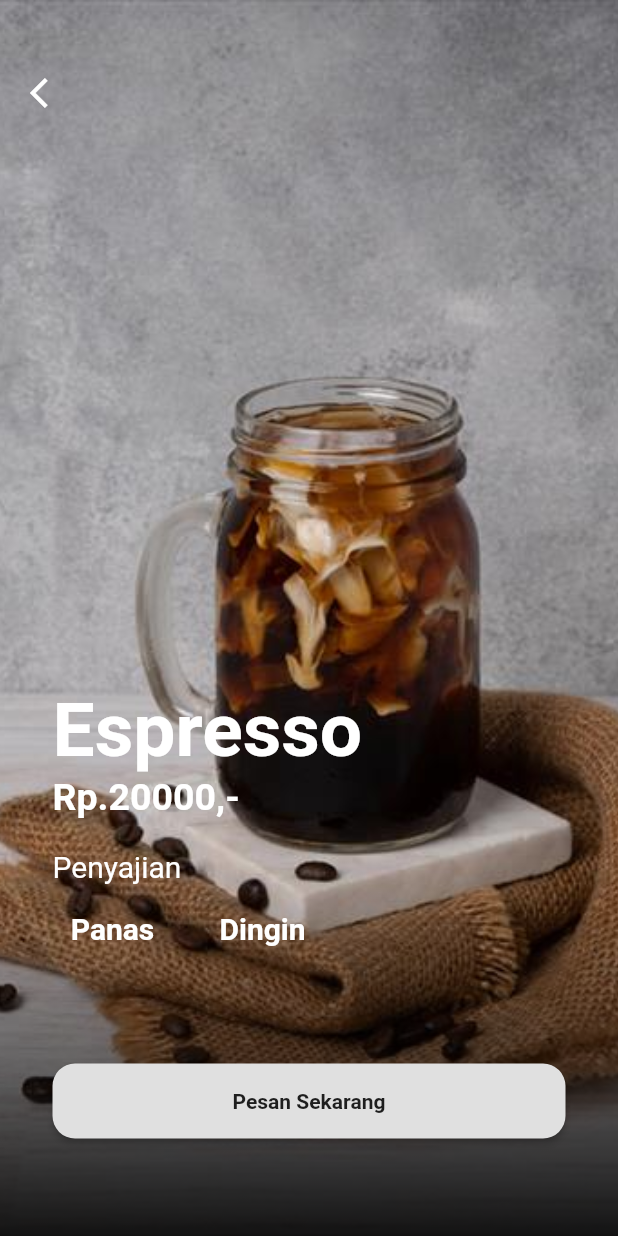
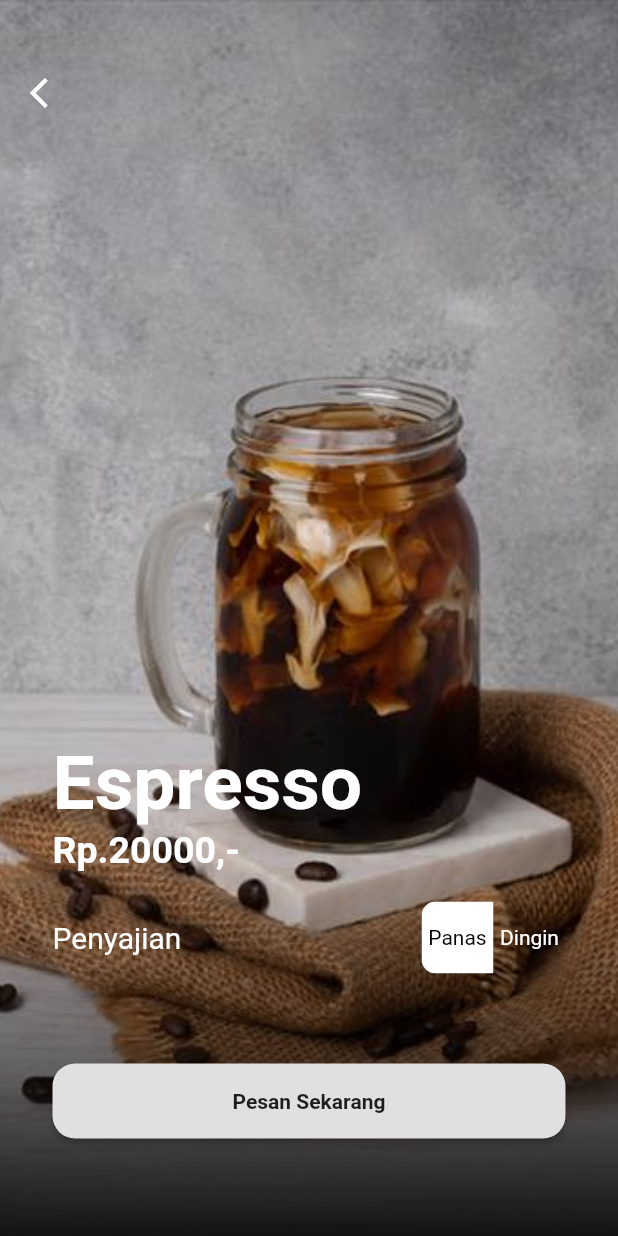
Before and after one commit to faizauthar12/flutter_KedaiKopi, a Flutter app: the screen it shows after launch, after a tap on "minuman", on a phone screen of 412 x 824 dp. Run offline on Flutter 3.47's test engine with Material 2 defaults, Android fonts, the phone set to English and light mode, and no system bars.

Commit message:
DetailPage: set penyajian as ROW and ToggleButton

```diff
--- a/lib/DetailPage.dart
+++ b/lib/DetailPage.dart
@@ -10,6 +10,17 @@ class DetailPage extends StatefulWidget {
 }
 
 class _DetailPageState extends State<DetailPage> {
+  // isSelected boolean for penyajian, Panas as the default selected button
+  List<bool> isSelected;
+  @override
+  void initState() {
+    super.initState();
+    isSelected = [
+      true,
+      false,
+    ];
+  }
+
   @override
   Widget build(BuildContext context) {
     return Scaffold(
@@ -84,39 +95,40 @@ class _DetailPageState extends State<DetailPage> {
                       SizedBox(
                         height: 20,
                       ),
-                      Text(
-                        "Penyajian",
-                        style: TextStyle(color: Colors.white, fontSize: 20),
-                      ),
                       Row(
                         children: <Widget>[
-                          Container(
-                            width: 80,
-                            height: 60,
-                            margin: EdgeInsets.only(right: 20),
-                            child: Center(
-                              child: Text(
-                                "Panas",
-                                style: TextStyle(
-                                    color: Colors.white,
-                                    fontSize: 20,
-                                    fontWeight: FontWeight.bold),
-                              ),
-                            ),
+                          Text(
+                            "Penyajian",
+                            style: TextStyle(color: Colors.white, fontSize: 20),
                           ),
-                          Container(
-                            width: 80,
-                            height: 60,
-                            margin: EdgeInsets.only(right: 20),
-                            child: Center(
-                              child: Text(
-                                "Dingin",
-                                style: TextStyle(
-                                    color: Colors.white,
-                                    fontSize: 20,
-                                    fontWeight: FontWeight.bold),
-                              ),
-                            ),
+                          Spacer(),
+                          ToggleButtons(
+                            children: <Widget>[
+                              Text("Panas"),
+                              Text("Dingin"),
+                            ],
+                            onPressed: (int index) {
+                              setState(() {
+                                // create OR logic gates
+                                for (int buttonIndex = 0;
+                                    buttonIndex < isSelected.length;
+                                    buttonIndex++) {
+                                  if (buttonIndex == index) {
+                                    isSelected[buttonIndex] = true;
+                                  } else {
+                                    isSelected[buttonIndex] = false;
+                                  }
+                                }
+                              });
+                            },
+                            // cosmetic for toggle button
+                            borderRadius: BorderRadius.circular(10),
+                            renderBorder: false,
+                            fillColor: Colors.white,
+                            color: Colors.white,
+                            selectedColor: Colors.black,
+                            selectedBorderColor: Colors.white,
+                            isSelected: isSelected,
                           ),
                         ],
                       ),
```
